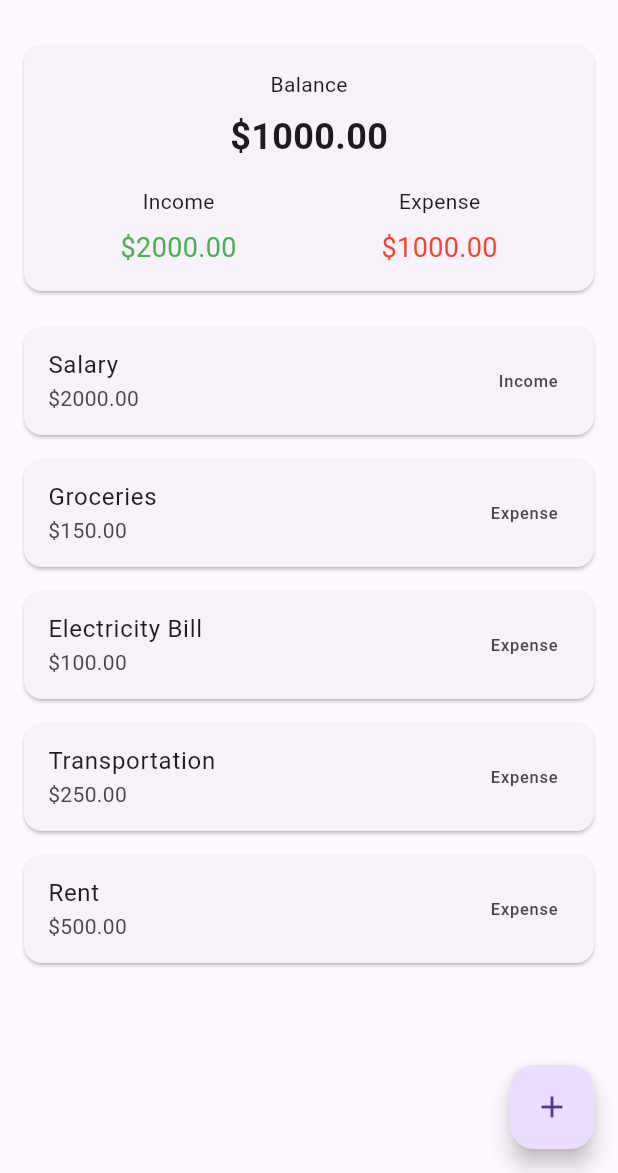
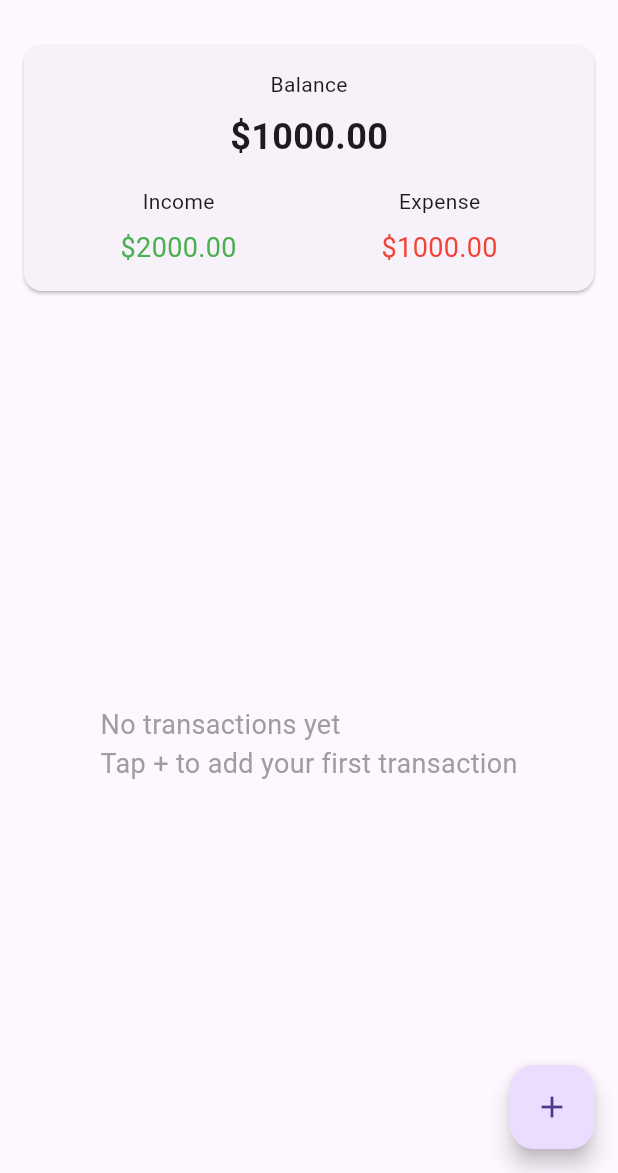
Before and after one commit to Zeneb-Tekarri/expense-tracker-app-flutter, a Flutter app: the screen it shows after launch, on a phone screen of 412 x 824 dp, the part 63-1236 px from its top. Run offline on Flutter 3.47's test engine with Material 3 defaults, Android fonts, the phone set to English and light mode, and no system bars; our stand-ins replace sqflite; accounts and stored records are empty.

Commit message:
display transactions from SQLite on home screen

```diff
--- a/lib/screens/home_screen.dart
+++ b/lib/screens/home_screen.dart
@@ -4,19 +4,28 @@ import 'package:expense_tracker_app/screens/add_transaction_screen.dart';
 import 'package:flutter/material.dart';
 import '../widgets/balance_card.dart';
 import '../widgets/transaction_list.dart';
+import 'package:provider/provider.dart';
+import'package:expense_tracker_app/providers/transaction_provider.dart';
 
-class HomeScreen extends StatelessWidget {
+class HomeScreen extends StatefulWidget {
   const HomeScreen({super.key});
 
   @override
+  State<HomeScreen> createState() => _HomeScreenState();
+}
+
+class _HomeScreenState extends State<HomeScreen> {
+  @override
+  void initState() {
+    super.initState();
+    // Load transactions when the screen is initialized
+    WidgetsBinding.instance.addPostFrameCallback((_) {
+      context.read<TransactionProvider>().loadTransactions();
+    });
+  }
+  @override
   Widget build(BuildContext context) {
-    List<TransactionModel> dummyTransactions = [
-      TransactionModel(id: 1, title: 'Salary', amount: 2000.0, type: 'Income'),
-      TransactionModel(id: 2, title: 'Groceries', amount: 150.0, type: 'Expense'),
-      TransactionModel(id: 3, title: 'Electricity Bill', amount: 100.0, type: 'Expense'),
-      TransactionModel(id: 4, title: 'Transportation', amount: 250.0, type: 'Expense'),
-      TransactionModel(id: 5, title: 'Rent', amount: 500.0, type: 'Expense')
-    ];
+    final transactions = context.watch<TransactionProvider>().transactions;
     return Scaffold(
       appBar: AppBar(
         title: const Text('Expense Tracker'),
@@ -25,7 +34,7 @@ class HomeScreen extends StatelessWidget {
         children: [
           const BalanceCard(balance: 1000.0, income: 2000.0, expense: 1000.0),
           Expanded(
-            child: TransactionList(transactions: dummyTransactions,),
+            child: TransactionList(transactions: transactions,),
           ),
         ],
       ),
--- a/lib/widgets/transaction_list.dart
+++ b/lib/widgets/transaction_list.dart
@@ -1,6 +1,7 @@
 
 import 'package:flutter/material.dart';
 import 'package:expense_tracker_app/models/transaction.dart';
+import 'package:expense_tracker_app/widgets/transaction_tile.dart';
 
 class TransactionList extends StatelessWidget {
   final List<TransactionModel> transactions;
@@ -11,7 +12,7 @@ class TransactionList extends StatelessWidget {
     if (transactions.isEmpty) {
       return const Center(
         child: Text(
-          'No transactions yet',
+          'No transactions yet\nTap + to add your first transaction',
           style: TextStyle(fontSize: 18, color: Colors.grey),
         ),
       );
@@ -20,14 +21,7 @@ class TransactionList extends StatelessWidget {
       itemCount: transactions.length,
       itemBuilder: (context, index) {
         final transaction = transactions[index];
-        return Card(
-          margin: const EdgeInsets.symmetric(horizontal: 16, vertical: 8),
-          child: ListTile(
-            title: Text(transaction.title),
-            subtitle: Text('\$${transaction.amount.toStringAsFixed(2)}'),
-            trailing: Text(transaction.type),
-          ),
-        );
+        return TransactionTile(transaction: transaction);
       },
     );
   }
--- /dev/null
+++ b/lib/widgets/transaction_tile.dart
@@ -0,0 +1,27 @@
+import 'package:flutter/material.dart';
+import 'package:expense_tracker_app/models/transaction.dart';
+
+class TransactionTile extends StatelessWidget {
+  final TransactionModel transaction;
+  const TransactionTile({super.key, required this.transaction});
+
+
+
+  @override
+  Widget build(BuildContext context) {
+    final isIncome = transaction.type == 'Income';
+    return Card(
+      margin: EdgeInsets.symmetric(
+        horizontal: 16,
+        vertical: 8,
+      ),
+      child: ListTile(
+        title: Text(transaction.title),
+        subtitle: Text(transaction.type),
+        trailing: Text(
+          '${isIncome ? '+' : '-'}${transaction.amount.toStringAsFixed(2)}'
+        ),
+      ),
+    );
+  }
+}
```
Also changed, not shown: lib/screens/add_transaction_screen.dart (+32 -8 lines), 1 other file.
